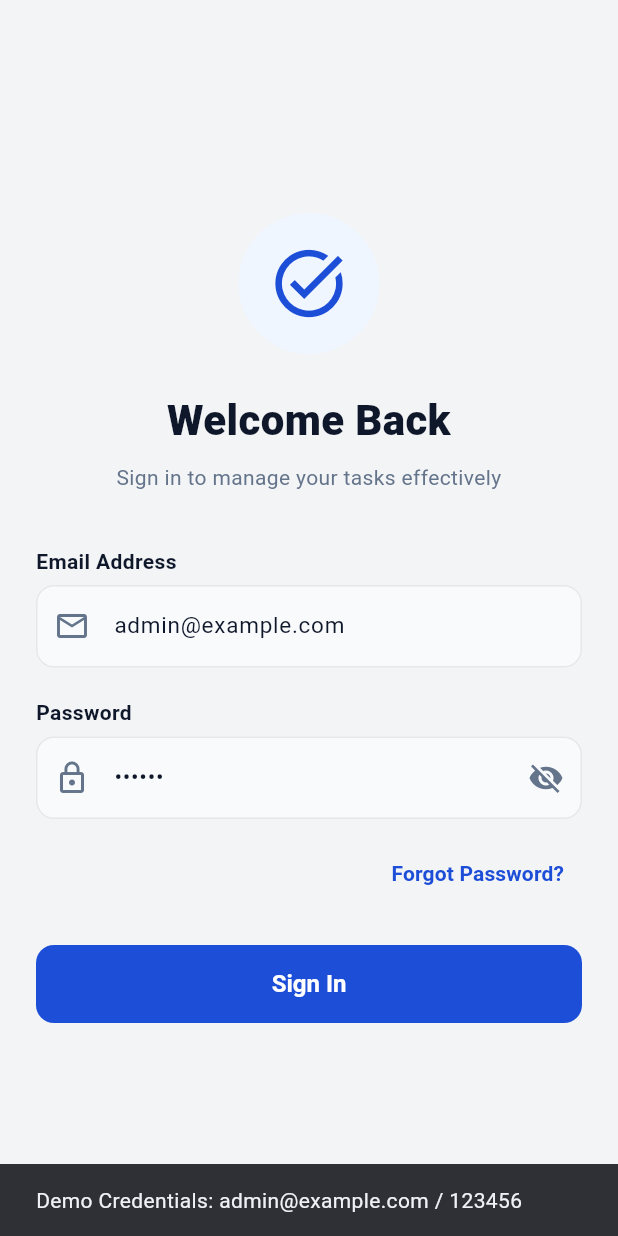
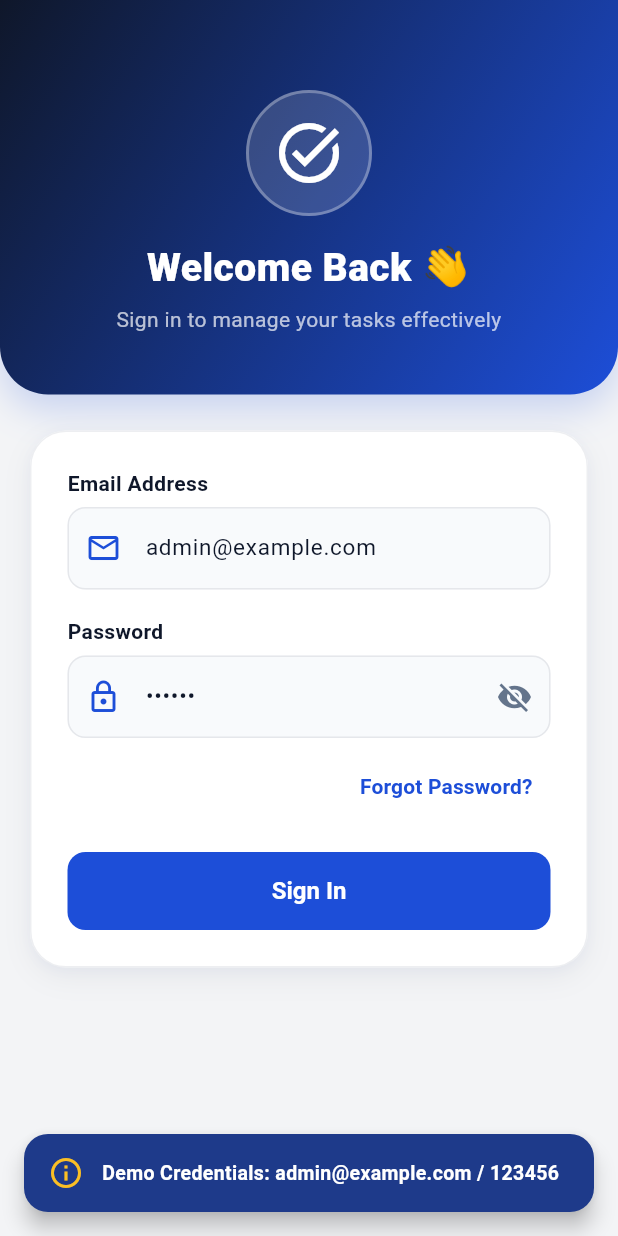
Before and after one commit to praveena-prasad200222/task_and_time-management_project, a Flutter app: the screen it shows after launch, after a tap on "Forgot Password?", on a phone screen of 412 x 824 dp. Run offline on Flutter 3.47's test engine with Material 3 defaults, Android fonts, the phone set to English and light mode, and no system bars; our stand-ins replace equatable, flutter_bloc, hive, hive_flutter; accounts and stored records are empty.

Commit message:
Redesign login screen with theme colors, card shadow, and floating SnackBars for errors and forgot password

```diff
--- a/lib/features/auth/screens/login_screen.dart
+++ b/lib/features/auth/screens/login_screen.dart
@@ -47,78 +47,165 @@ class _LoginScreenState extends State<LoginScreen> {
       body: BlocListener<AuthBloc, AuthState>(
         listener: (context, state) {
           if (state is AuthFailure) {
+            ScaffoldMessenger.of(context).hideCurrentSnackBar();
             ScaffoldMessenger.of(context).showSnackBar(
               SnackBar(
-                content: Text(state.message),
-                backgroundColor: AppColors.error,
+                behavior: SnackBarBehavior.floating,
+                margin: const EdgeInsets.all(16),
+                shape: RoundedRectangleBorder(
+                  borderRadius: BorderRadius.circular(16),
+                ),
+                backgroundColor: const Color(0xFFDC2626),
+                elevation: 6,
+                content: Row(
+                  children: [
+                    const Icon(Icons.error_outline, color: Colors.white, size: 24),
+                    const SizedBox(width: 12),
+                    Expanded(
+                      child: Column(
+                        mainAxisSize: MainAxisSize.min,
+                        crossAxisAlignment: CrossAxisAlignment.start,
+                        children: [
+                          const Text(
+                            'Authentication Error',
+                            style: TextStyle(
+                              color: Colors.white,
+                              fontWeight: FontWeight.w700,
+                              fontSize: 14,
+                            ),
+                          ),
+                          const SizedBox(height: 2),
+                          Text(
+                            state.message,
+                            style: const TextStyle(
+                              color: Colors.white70,
+                              fontSize: 12,
+                            ),
+                          ),
+                        ],
+                      ),
+                    ),
+                  ],
+                ),
               ),
             );
           } else if (state is Authenticated) {
             Navigator.of(context).pushReplacementNamed('/dashboard');
           }
         },
-        child: SafeArea(
-          child: Center(
         child: SingleChildScrollView(
-              padding: const EdgeInsets.symmetric(horizontal: 24.0, vertical: 16.0),
-              child: ConstrainedBox(
-                constraints: const BoxConstraints(maxWidth: 420),
-                child: Form(
-                  key: _formKey,
           child: Column(
-                    mainAxisAlignment: MainAxisAlignment.center,
-                    crossAxisAlignment: CrossAxisAlignment.stretch,
+            children: [
+              // Rich Blue Header with Rounded Bottom Border Radius
+              Container(
+                width: double.infinity,
+                padding: const EdgeInsets.fromLTRB(24, 60, 24, 40),
+                decoration: const BoxDecoration(
+                  gradient: LinearGradient(
+                    colors: [Color(0xFF0F172A), Color(0xFF1D4ED8)],
+                    begin: Alignment.topLeft,
+                    end: Alignment.bottomRight,
+                  ),
+                  borderRadius: BorderRadius.vertical(
+                    bottom: Radius.circular(32),
+                  ),
+                  boxShadow: [
+                    BoxShadow(
+                      color: Color(0x331D4ED8),
+                      blurRadius: 20,
+                      offset: Offset(0, 10),
+                    ),
+                  ],
+                ),
+                child: Column(
                   children: [
                     Container(
-                        padding: const EdgeInsets.all(20),
+                      padding: const EdgeInsets.all(16),
                       decoration: BoxDecoration(
-                          color: AppColors.primaryLight,
+                        color: Colors.white.withValues(alpha: 0.15),
                         shape: BoxShape.circle,
+                        border: Border.all(
+                          color: Colors.white.withValues(alpha: 0.3),
+                          width: 2,
+                        ),
                       ),
                       child: const Icon(
                         Icons.task_alt,
-                          size: 54,
-                          color: AppColors.primary,
+                        size: 48,
+                        color: Colors.white,
                       ),
                     ),
-                      const SizedBox(height: 24),
+                    const SizedBox(height: 16),
                     const Text(
-                        'Welcome Back',
+                      'Welcome Back 👋',
                       style: TextStyle(
-                          fontSize: 28,
+                        fontSize: 26,
                         fontWeight: FontWeight.w800,
-                          color: AppColors.textPrimary,
+                        color: Colors.white,
+                        letterSpacing: 0.3,
                       ),
                       textAlign: TextAlign.center,
                     ),
-                      const SizedBox(height: 8),
+                    const SizedBox(height: 6),
                     const Text(
                       'Sign in to manage your tasks effectively',
                       style: TextStyle(
                         fontSize: 14,
-                          color: AppColors.textSecondary,
+                        color: Colors.white70,
                       ),
                       textAlign: TextAlign.center,
                     ),
-                      const SizedBox(height: 36),
+                  ],
+                ),
+              ),
+              const SizedBox(height: 24),
+              // Elevated Form Card with Soft Drop Shadows
+              Padding(
+                padding: const EdgeInsets.symmetric(horizontal: 20.0),
+                child: ConstrainedBox(
+                  constraints: const BoxConstraints(maxWidth: 440),
+                  child: Container(
+                    padding: const EdgeInsets.all(24),
+                    decoration: BoxDecoration(
+                      color: AppColors.surface,
+                      borderRadius: BorderRadius.circular(24),
+                      border: Border.all(
+                        color: AppColors.border.withValues(alpha: 0.7),
+                        width: 1,
+                      ),
+                      boxShadow: AppColors.cardShadow,
+                    ),
+                    child: Form(
+                      key: _formKey,
+                      child: Column(
+                        crossAxisAlignment: CrossAxisAlignment.stretch,
+                        children: [
                           CustomTextField(
                             label: 'Email Address',
                             hint: 'admin@example.com',
                             controller: _emailController,
                             keyboardType: TextInputType.emailAddress,
-                        prefixIcon: const Icon(Icons.email_outlined, color: AppColors.textSecondary),
+                            prefixIcon: const Icon(
+                              Icons.email_outlined,
+                              color: AppColors.primary,
+                            ),
                             validator: Validators.validateEmail,
                           ),
-                      const SizedBox(height: 20),
+                          const SizedBox(height: 18),
                           CustomTextField(
                             label: 'Password',
                             hint: '••••••••',
                             controller: _passwordController,
                             obscureText: _obscurePassword,
-                        prefixIcon: const Icon(Icons.lock_outline, color: AppColors.textSecondary),
+                            prefixIcon: const Icon(
+                              Icons.lock_outline,
+                              color: AppColors.primary,
+                            ),
                             suffixIcon: IconButton(
                               icon: Icon(
-                            _obscurePassword ? Icons.visibility_off : Icons.visibility,
+                                _obscurePassword
+                                    ? Icons.visibility_off
+                                    : Icons.visibility,
                                 color: AppColors.textSecondary,
                               ),
                               onPressed: () {
@@ -129,24 +216,54 @@ class _LoginScreenState extends State<LoginScreen> {
                             ),
                             validator: Validators.validatePassword,
                           ),
-                      const SizedBox(height: 12),
+                          const SizedBox(height: 8),
                           Align(
                             alignment: Alignment.centerRight,
                             child: TextButton(
                               onPressed: () {
+                                ScaffoldMessenger.of(context).hideCurrentSnackBar();
                                 ScaffoldMessenger.of(context).showSnackBar(
-                              const SnackBar(
-                                content: Text('Demo Credentials: admin@example.com / 123456'),
+                                  SnackBar(
+                                    behavior: SnackBarBehavior.floating,
+                                    margin: const EdgeInsets.all(16),
+                                    shape: RoundedRectangleBorder(
+                                      borderRadius: BorderRadius.circular(16),
+                                    ),
+                                    backgroundColor: AppColors.primaryDark,
+                                    elevation: 6,
+                                    content: Row(
+                                      children: const [
+                                        Icon(
+                                          Icons.info_outline,
+                                          color: Color(0xFFFBBF24),
+                                          size: 24,
+                                        ),
+                                        SizedBox(width: 12),
+                                        Expanded(
+                                          child: Text(
+                                            'Demo Credentials: admin@example.com / 123456',
+                                            style: TextStyle(
+                                              color: Colors.white,
+                                              fontWeight: FontWeight.w600,
+                                              fontSize: 13,
+                                            ),
+                                          ),
+                                        ),
+                                      ],
+                                    ),
                                   ),
                                 );
                               },
                               child: const Text(
                                 'Forgot Password?',
-                            style: TextStyle(color: AppColors.primary, fontWeight: FontWeight.w600),
+                                style: TextStyle(
+                                  color: AppColors.primary,
+                                  fontWeight: FontWeight.w700,
                                 ),
                               ),
                             ),
-                      const SizedBox(height: 24),
+                          ),
+                          const SizedBox(height: 20),
                           BlocBuilder<AuthBloc, AuthState>(
                             builder: (context, state) {
                               return CustomButton(
@@ -162,6 +279,8 @@ class _LoginScreenState extends State<LoginScreen> {
                   ),
                 ),
               ),
+            ],
+          ),
         ),
       ),
     );
```
Lines whose indentation alone changed are shown as unchanged.
